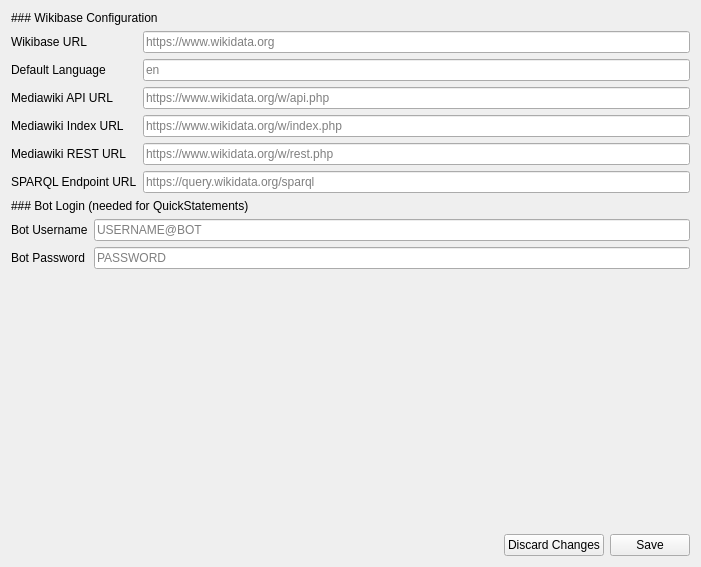
The window that src/ui/designer/configurationtab.ui (Kunstenpunt/datakwaliteit-tool) describes before a commit, drawn with Qt 5.
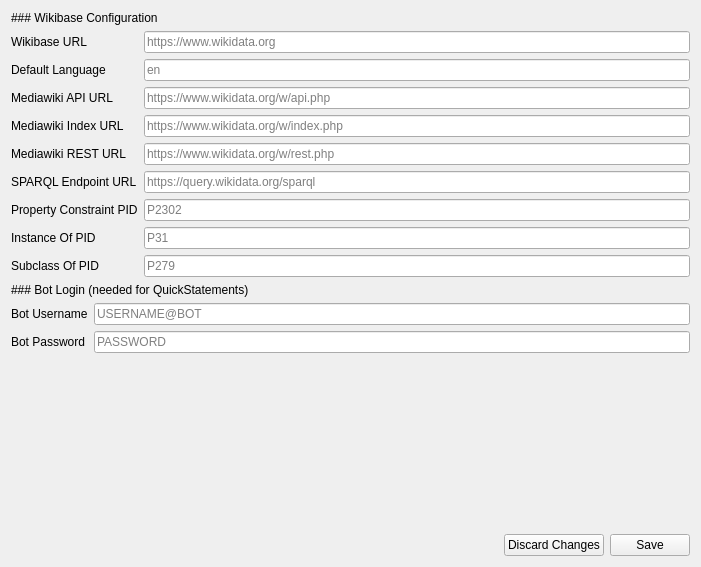
The same window after the commit.

Commit message: Add extra fields to configuration tab.

The edit to the form file:
```diff
--- a/src/ui/designer/configurationtab.ui
+++ b/src/ui/designer/configurationtab.ui
@@ -115,6 +115,51 @@
          </property>
         </widget>
        </item>
+       <item row="6" column="0">
+        <widget class="QLabel" name="propertyConstraintPidLabel">
+         <property name="text">
+          <string>Property Constraint PID</string>
+         </property>
+        </widget>
+       </item>
+       <item row="7" column="0">
+        <widget class="QLabel" name="instanceOfPidLabel">
+         <property name="text">
+          <string>Instance Of PID</string>
+         </property>
+        </widget>
+       </item>
+       <item row="6" column="1">
+        <widget class="QLineEdit" name="propertyConstraintPidLineEdit">
+         <property name="placeholderText">
+          <string>P2302</string>
+         </property>
+        </widget>
+       </item>
+       <item row="7" column="1">
+        <widget class="QLineEdit" name="instanceOfPidLineEdit">
+         <property name="text">
+          <string/>
+         </property>
+         <property name="placeholderText">
+          <string>P31</string>
+         </property>
+        </widget>
+       </item>
+       <item row="8" column="0">
+        <widget class="QLabel" name="subclassOfPidLabel">
+         <property name="text">
+          <string>Subclass Of PID</string>
+         </property>
+        </widget>
+       </item>
+       <item row="8" column="1">
+        <widget class="QLineEdit" name="subclassOfPidLineEdit">
+         <property name="placeholderText">
+          <string>P279</string>
+         </property>
+        </widget>
+       </item>
       </layout>
      </item>
      <item>
```
The commit also changes 1 other file.
